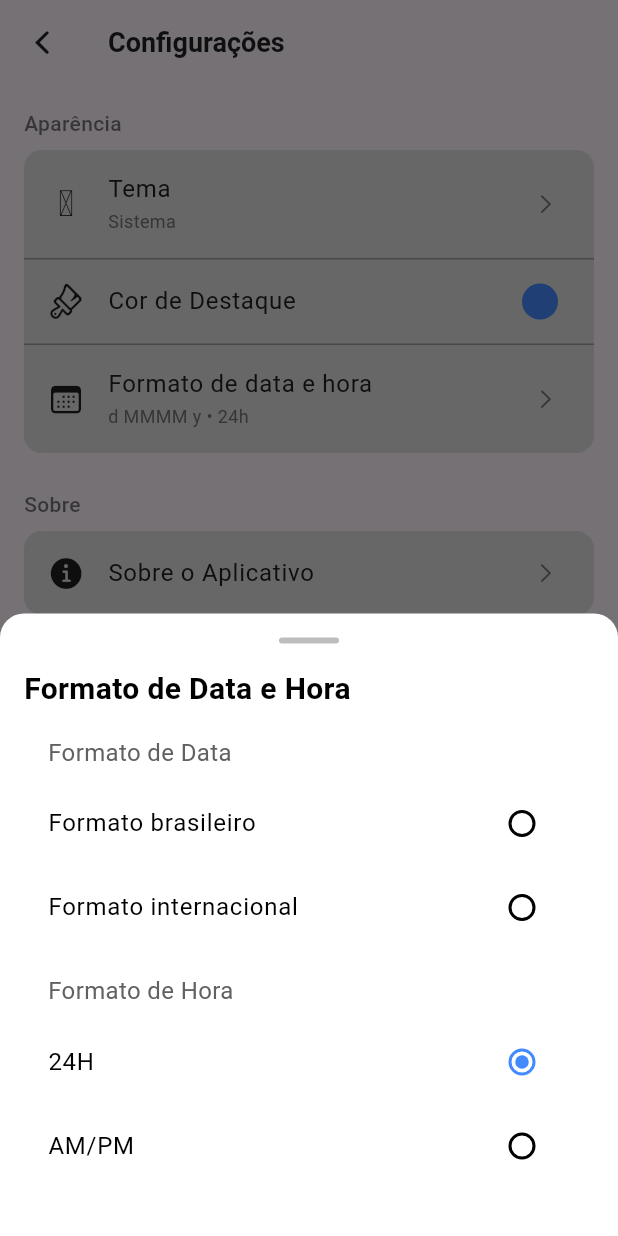
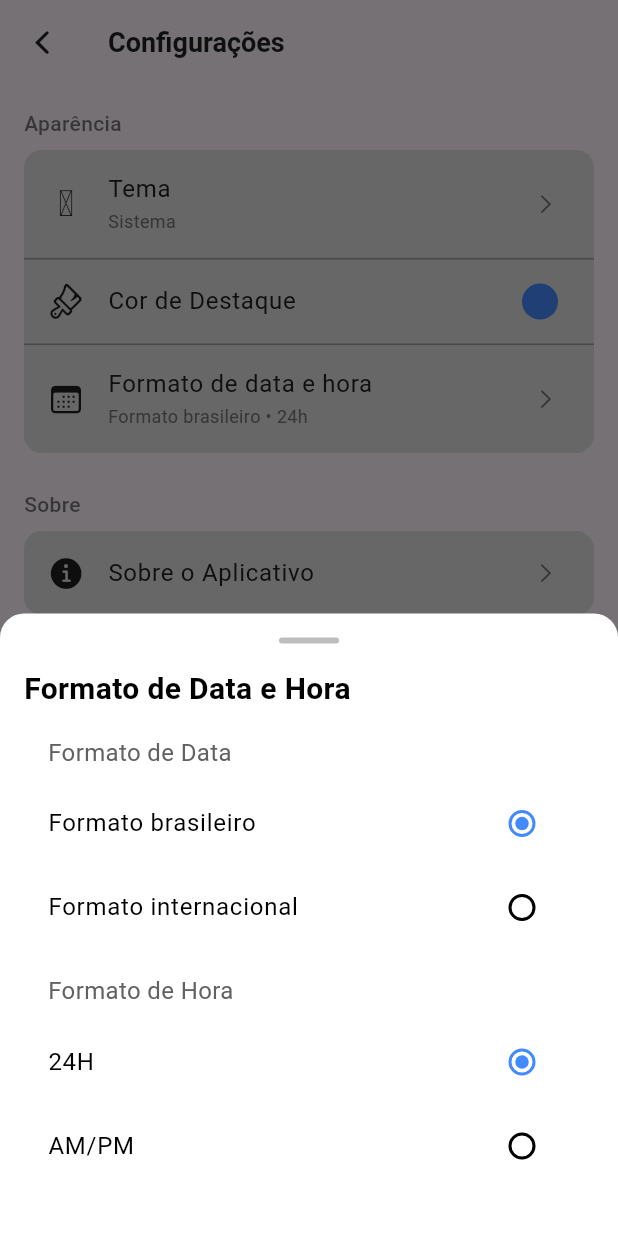
Before and after one commit to Drew005/Lume, a Flutter app: the SettingsPage screen opened directly, after a tap on "Formato de data e hora", on a phone screen of 412 x 824 dp. Run offline on Flutter 3.47's test engine with Material 3 defaults, Android fonts, the light colour scheme and no system bars; our stand-ins replace another_flutter_splash_screen, flutter_local_notifications, flutter_markdown_plus, hive, hive_flutter, material_design_icons_flutter and 4 more; missing offline and left inert: flutter_quill; accounts and stored records are empty.

Commit message:
Notas - Alterado formato brasileiro de data e hora

```diff
--- a/lib/pages/settings_page.dart
+++ b/lib/pages/settings_page.dart
@@ -16,7 +16,7 @@ class SettingsPage extends StatefulWidget {
 class _SettingsPageState extends State<SettingsPage> {
   String _formatName(String format) {
     switch (format) {
-      case 'd \'de\' MMMM \'de\' y':
+      case 'd \'de\' MMM y':
         return 'Formato brasileiro';
       case 'MMMM d, y':
         return 'Formato internacional';
@@ -792,7 +792,7 @@ class _SettingsPageState extends State<SettingsPage> {
                           ListTile(
                             title: Text('Formato brasileiro'),
                             trailing: Radio<String>(
-                              value: 'd \'de\' MMMM \'de\' y',
+                              value: 'd \'de\' MMM y',
                               groupValue: currentFormat,
                               onChanged: (value) async {
                                 if (value != null) {
@@ -894,7 +894,7 @@ class DateFormatManager {
   static const String _timeFormatKey = 'timeFormat';
 
   static final ValueNotifier<String> dateFormatNotifier = ValueNotifier<String>(
-    'd MMMM y',
+    'd \'de\' MMM y',
   );
   static final ValueNotifier<String> timeFormatNotifier = ValueNotifier<String>(
     'HH:mm',
@@ -902,7 +902,8 @@ class DateFormatManager {
 
   static Future<void> init() async {
     final prefs = await SharedPreferences.getInstance();
-    dateFormatNotifier.value = prefs.getString(_dateFormatKey) ?? 'd MMMM y';
+    dateFormatNotifier.value =
+        prefs.getString(_dateFormatKey) ?? 'd \'de\' MMM y';
     timeFormatNotifier.value = prefs.getString(_timeFormatKey) ?? 'HH:mm';
   }
 
```
